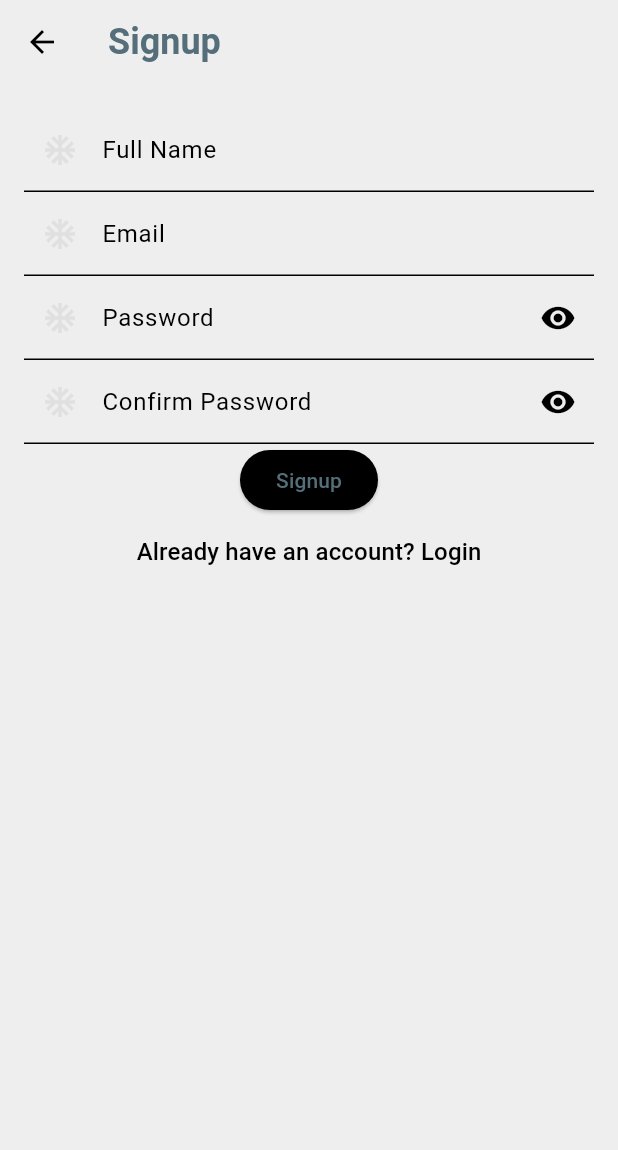
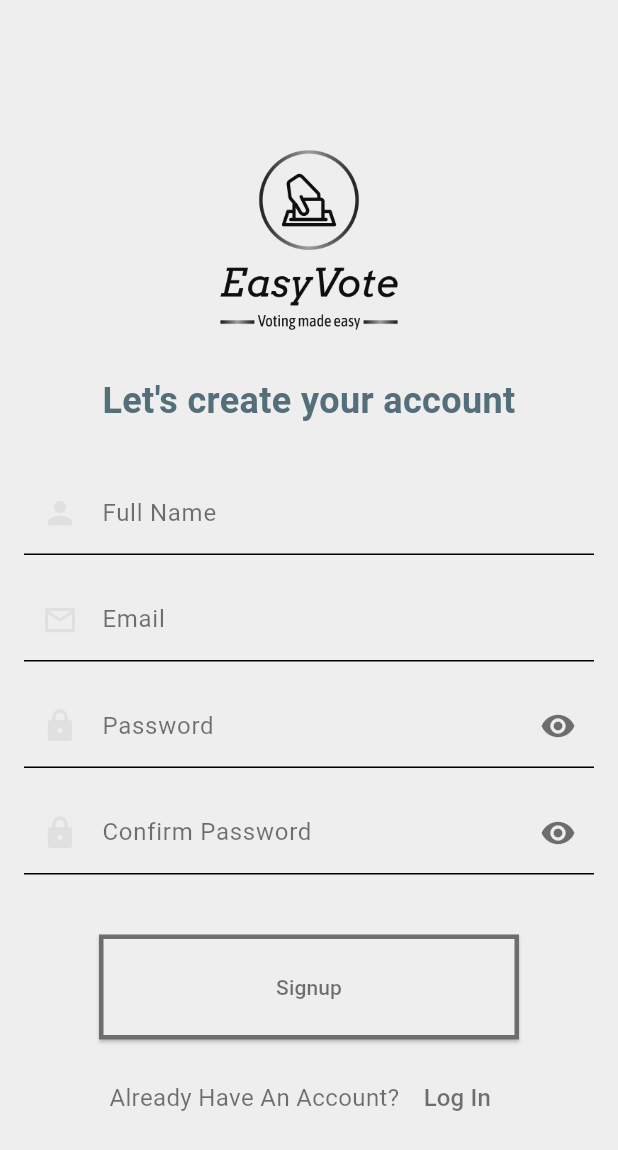
Before and after one commit to Atinuke-Manuels/Easy_Vote, a Flutter app: the SignUpScreen screen opened by its route, on a phone screen of 412 x 824 dp. Shown: the top 1150 px of the screen. Run offline on Flutter 3.47's test engine with Material 3 defaults, Android fonts, the phone set to English and light mode, and no system bars; our stand-ins replace cloud_firestore, firebase_auth, firebase_core, fl_chart; accounts and stored records are empty.

Commit message:
Desifne Authentication screens

```diff
--- a/lib/screens/auth/sign_up_screen.dart
+++ b/lib/screens/auth/sign_up_screen.dart
@@ -1,6 +1,8 @@
 import 'package:flutter/material.dart';
+import 'package:provider/provider.dart';
 import '../../services/firebase_service.dart';
 import '../../constants/app_text_styles.dart'; // Import your app colors
+import '../../themes/theme_provider.dart';
 import '../../widgets/CustomButton.dart';
 import '../../widgets/CustomTextField.dart';
 
@@ -105,26 +107,46 @@ class _SignUpScreenState extends State<SignUpScreen> {
 
   @override
   Widget build(BuildContext context) {
+    final themeProvider = Provider.of<ThemeProvider>(context);
+
     return Scaffold(
       backgroundColor: Theme.of(context).colorScheme.surface,
-      appBar: AppBar(
-          title: Text('Signup', style: AppTextStyles.headingStyle(context))),
+      // appBar: AppBar(
+      //     title: Text('Create Your Account', style: AppTextStyles.headingStyle(context))),
+
       body: Padding(
-        padding: const EdgeInsets.all(16.0),
+        padding: const EdgeInsets.only(top:100, right: 16.0, left: 16),
         child: SingleChildScrollView(
           reverse: false,
           child: Column(
             mainAxisAlignment: MainAxisAlignment.center,
             children: [
+              Center(
+                child: Image.asset(
+                  themeProvider.logoAsset,
+                  width: 120, // adjust size as needed
+                  height: 120,
+                ),
+              ),
+              SizedBox(
+                height: 30,
+              ),
+              Text("Let's create your account", textAlign: TextAlign.center, style: AppTextStyles.headingStyle(context)),
+              SizedBox(
+                height: 30,
+              ),
               CustomTextField(
                 controller: _nameController,
                 labelText: 'Full Name',
-                prefix: Icons.ac_unit,
+                prefix: Icons.person,
+              ),
+              SizedBox(
+                height: 15,
               ),
               CustomTextField(
                 controller: _emailController,
                 labelText: 'Email',
-                prefix: Icons.ac_unit,
+                prefix: Icons.email_outlined,
                 onChanged: (value) {
                   // Convert the input to lowercase as the user types
                   _emailController.value = TextEditingValue(
@@ -133,28 +155,47 @@ class _SignUpScreenState extends State<SignUpScreen> {
                   );
                 },
               ),
+              SizedBox(
+                height: 15,
+              ),
               CustomTextField(
                 controller: _passwordController,
                 labelText: 'Password',
                 isPassword: true,
-                prefix: Icons.ac_unit,
+                prefix: Icons.lock,
+              ),
+              SizedBox(
+                height: 15,
               ),
               CustomTextField(
                 controller: _confirmPasswordController,
                 labelText: 'Confirm Password',
                 isConfirmPassword: true,
-                prefix: Icons.ac_unit,
+                prefix: Icons.lock,
+              ),
+              SizedBox(
+                height: 40,
               ),
               CustomButton(
                 onPressed: _isLoading ? null : _submitSignup,
                 child: Text(_isLoading ? 'Loading...' : 'Signup'),
               ),
-              TextButton(
-                onPressed: () {
-                  Navigator.pushReplacementNamed(context, '/');
-                },
-                child: Text('Already have an account? Login',
-                    style: AppTextStyles.bodyTextStyle(context)),
+              SizedBox(
+                height: 15,
+              ),
+              Row(
+                mainAxisAlignment: MainAxisAlignment.center,
+                children: [
+                  Text("Already Have An Account? ",
+                      style: AppTextStyles.bodyTextStyle(context)),
+                  TextButton(
+                    onPressed: () {
+                      Navigator.pushReplacementNamed(context, '/');
+                    },
+                    child: Text('Log In',
+                        style: AppTextStyles.bodyTextStyle(context)),
+                  ),
+                ],
               ),
             ],
           ),
--- a/lib/widgets/CustomButton.dart
+++ b/lib/widgets/CustomButton.dart
@@ -13,9 +13,13 @@ class CustomButton extends StatelessWidget {
     return ElevatedButton(
       onPressed: onPressed,
       style: ElevatedButton.styleFrom(
-        backgroundColor: Theme.of(context)
-            .colorScheme
-            .onSurface, // Use the secondary color for buttons
+        backgroundColor: Theme.of(context).colorScheme.secondary, // Use the secondary color for buttons
+        foregroundColor: Theme.of(context).colorScheme.onSurface,
+        minimumSize: Size(280, 70),
+        shape: RoundedRectangleBorder(
+
+          side: BorderSide(color:Theme.of(context).colorScheme.onSurface, width:3),
+        )
       ),
       child: child,
     );
```
Also changed, not shown: lib/screens/admin/admin_login_screen.dart (+40 -11 lines), lib/screens/auth/forgot_password_screen.dart (+20 -3 lines), lib/screens/auth/login_option_screen.dart (+15 -5 lines), lib/screens/auth/login_screen.dart (+41 -11 lines), lib/themes/light_mode.dart (+6 -2 lines).
